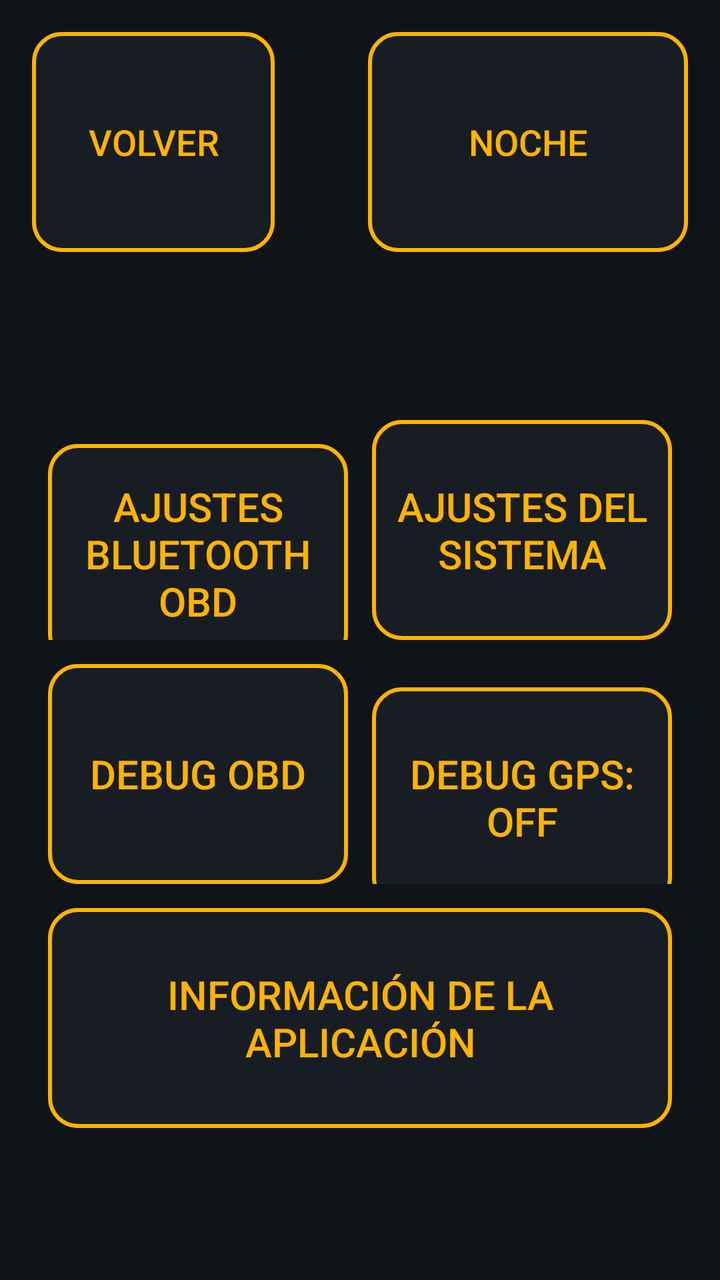
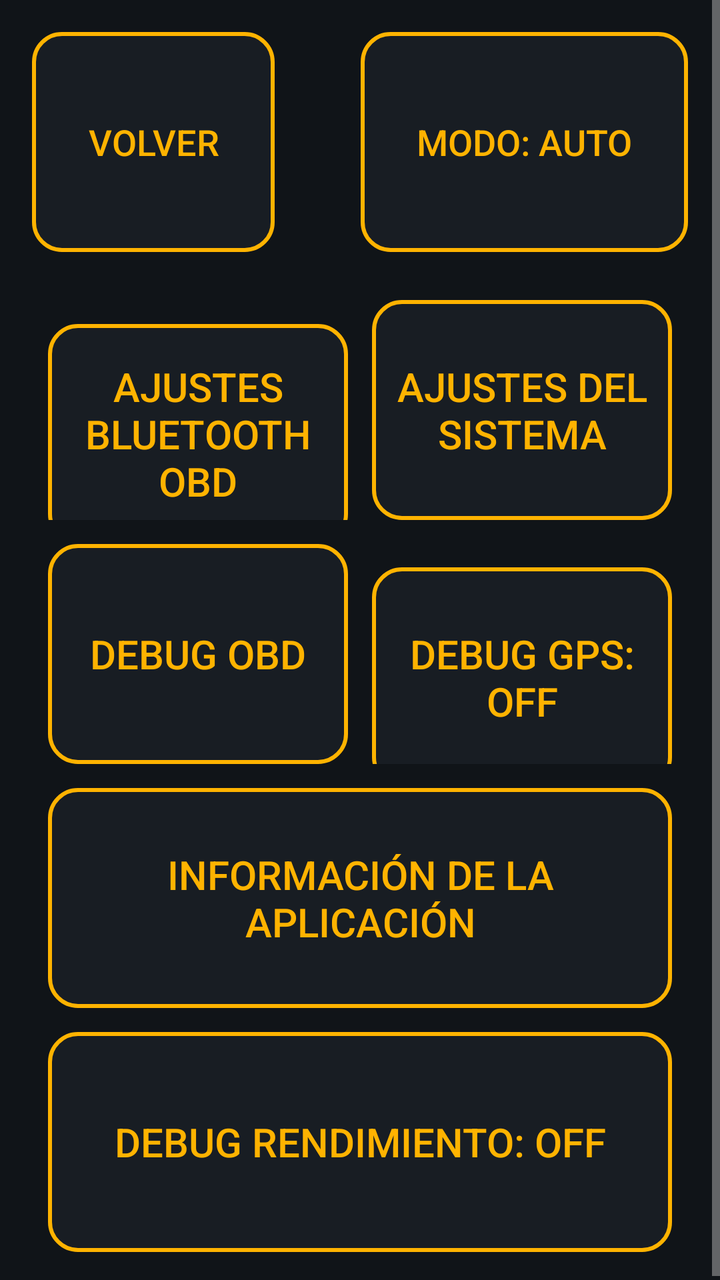

An Android layout rendered at two revisions. The XML below is the earlier revision; the diff shows what the commit changed to produce the second picture.
<!-- AndroidManifest.xml: application theme Theme.ObdMap -->
<!-- res/layout/activity_settings.xml -->
<?xml version="1.0" encoding="utf-8"?>
<FrameLayout xmlns:android="http://schemas.android.com/apk/res/android"
    android:id="@+id/settingsRoot"
    android:layout_width="match_parent"
    android:layout_height="match_parent"
    android:background="@color/background_dark">

    <ScrollView
        android:layout_width="match_parent"
        android:layout_height="match_parent"
        android:fillViewport="true">

        <LinearLayout
            android:layout_width="match_parent"
            android:layout_height="wrap_content"
            android:gravity="center_vertical"
            android:orientation="vertical"
            android:paddingStart="24dp"
            android:paddingEnd="24dp"
            android:paddingTop="150dp"
            android:paddingBottom="16dp">

            
            <LinearLayout
                android:layout_width="match_parent"
                android:layout_height="wrap_content"
                android:layout_marginBottom="12dp"
                android:orientation="horizontal">

                <Button
                    android:id="@+id/btnBluetooth"
                    android:layout_width="0dp"
                    android:layout_height="wrap_content"
                    android:layout_marginEnd="12dp"
                    android:layout_weight="1"
                    android:background="@drawable/btn_hud_night"
                    android:minHeight="110dp"
                    android:text="@string/settings_open_bluetooth"
                    android:textColor="@color/accent"
                    android:textSize="20sp" />

                <Button
                    android:id="@+id/btnSystemSettings"
                    android:layout_width="0dp"
                    android:layout_height="wrap_content"
                    android:layout_weight="1"
                    android:background="@drawable/btn_hud_night"
                    android:minHeight="110dp"
                    android:text="@string/settings_open_system"
                    android:textColor="@color/accent"
                    android:textSize="20sp" />

            </LinearLayout>

            
            <LinearLayout
                android:layout_width="match_parent"
                android:layout_height="wrap_content"
                android:layout_marginBottom="12dp"
                android:orientation="horizontal">

                <Button
                    android:id="@+id/btnObdDebug"
                    android:layout_width="0dp"
                    android:layout_height="wrap_content"
                    android:layout_marginEnd="12dp"
                    android:layout_weight="1"
                    android:background="@drawable/btn_hud_night"
                    android:minHeight="110dp"
                    android:text="@string/settings_open_obd_debug"
                    android:textColor="@color/accent"
                    android:textSize="20sp" />

                
                <Button
                    android:id="@+id/btnToggleDebugOverlay"
                    android:layout_width="0dp"
                    android:layout_height="wrap_content"
                    android:layout_weight="1"
                    android:background="@drawable/btn_hud_night"
                    android:minHeight="110dp"
                    android:text="@string/settings_debug_overlay_off"
                    android:textColor="@color/accent"
                    android:textSize="20sp" />

            </LinearLayout>

            
            <Button
                android:id="@+id/btnInfo"
                android:layout_width="match_parent"
                android:layout_height="wrap_content"
                android:background="@drawable/btn_hud_night"
                android:minHeight="110dp"
                android:text="@string/settings_open_info"
                android:textColor="@color/accent"
                android:textSize="20sp" />

        </LinearLayout>
    </ScrollView>

    <Button
        android:id="@+id/btnBack"
        android:layout_width="wrap_content"
        android:layout_height="wrap_content"
        android:layout_gravity="top|start"
        android:layout_margin="16dp"
        android:background="@drawable/btn_hud_night"
        android:minHeight="110dp"
        android:paddingStart="28dp"
        android:paddingEnd="28dp"
        android:text="@string/back_button"
        android:textColor="@color/accent"
        android:textSize="18sp" />

    
    <Button
        android:id="@+id/btnDayNight"
        android:layout_width="wrap_content"
        android:layout_height="wrap_content"
        android:layout_gravity="top|end"
        android:layout_margin="16dp"
        android:background="@drawable/btn_hud_night"
        android:minHeight="110dp"
        android:minWidth="160dp"
        android:paddingStart="28dp"
        android:paddingEnd="28dp"
        android:text="@string/toggle_night_mode"
        android:textColor="@color/accent"
        android:textSize="18sp" />

</FrameLayout>
<!-- resources referenced by this layout -->
<resources>
  <color name="accent">#FFFFB300</color>
  <color name="background_dark">#FF101418</color>
  <!-- drawable btn_hud_night (drawable) -->
  <?xml version="1.0" encoding="utf-8"?>
  <ripple xmlns:android="http://schemas.android.com/apk/res/android"
      android:color="@color/accent">
      <item>
          <shape android:shape="rectangle">
              <solid android:color="#CC1B2026" />
              <stroke
                  android:width="2dp"
                  android:color="@color/accent" />
              <corners android:radius="14dp" />
          </shape>
      </item>
  </ripple>
  <string name="back_button">Volver</string>
  <string name="settings_debug_overlay_off">Debug GPS: OFF</string>
  <string name="settings_open_bluetooth">Ajustes Bluetooth OBD</string>
  <string name="settings_open_info">Información de la aplicación</string>
  <string name="settings_open_obd_debug">Debug OBD</string>
  <string name="settings_open_system">Ajustes del sistema</string>
  <string name="toggle_night_mode">Noche</string>
  <style name="Theme.ObdMap" parent="Theme.AppCompat.NoActionBar">
          <item name="colorPrimary">@color/primary</item>
          <item name="colorPrimaryDark">@color/primary_dark</item>
          <item name="colorAccent">@color/accent</item>
          <item name="android:windowBackground">@color/background_dark</item>
          <item name="android:textColorPrimary">@color/text_primary</item>
          <item name="android:textColorSecondary">@color/text_secondary</item>
          <item name="android:windowFullscreen">true</item>
      </style>
  <color name="primary">#FF2196F3</color>
  <color name="primary_dark">#FF1976D2</color>
  <color name="text_primary">#FFE6E6E6</color>
  <color name="text_secondary">#FFB0B0B0</color>
</resources>

<!-- the commit's change to res/layout/activity_settings.xml (unified diff, before → after) -->
@@ -96,6 +96,18 @@
                 android:textColor="@color/accent"
                 android:textSize="20sp" />
 
+            
+            <Button
+                android:id="@+id/btnTogglePerfOverlay"
+                android:layout_width="match_parent"
+                android:layout_height="wrap_content"
+                android:layout_marginTop="12dp"
+                android:background="@drawable/btn_hud_night"
+                android:minHeight="110dp"
+                android:text="@string/settings_perf_overlay_off"
+                android:textColor="@color/accent"
+                android:textSize="20sp" />
+
         </LinearLayout>
     </ScrollView>
 
@@ -125,7 +137,7 @@
         android:minWidth="160dp"
         android:paddingStart="28dp"
         android:paddingEnd="28dp"
-        android:text="@string/toggle_night_mode"
+        android:text="@string/day_night_auto"
         android:textColor="@color/accent"
         android:textSize="18sp" />
 
<!-- resource entries referenced after the edit -->
@@ -17,12 +17,13 @@
       </item>
   </ripple>
   <string name="back_button">Volver</string>
+  <string name="day_night_auto">Modo: Auto</string>
   <string name="settings_debug_overlay_off">Debug GPS: OFF</string>
   <string name="settings_open_bluetooth">Ajustes Bluetooth OBD</string>
   <string name="settings_open_info">Información de la aplicación</string>
   <string name="settings_open_obd_debug">Debug OBD</string>
   <string name="settings_open_system">Ajustes del sistema</string>
-  <string name="toggle_night_mode">Noche</string>
+  <string name="settings_perf_overlay_off">Debug rendimiento: OFF</string>
   <style name="Theme.ObdMap" parent="Theme.AppCompat.NoActionBar">
           <item name="colorPrimary">@color/primary</item>
           <item name="colorPrimaryDark">@color/primary_dark</item>
